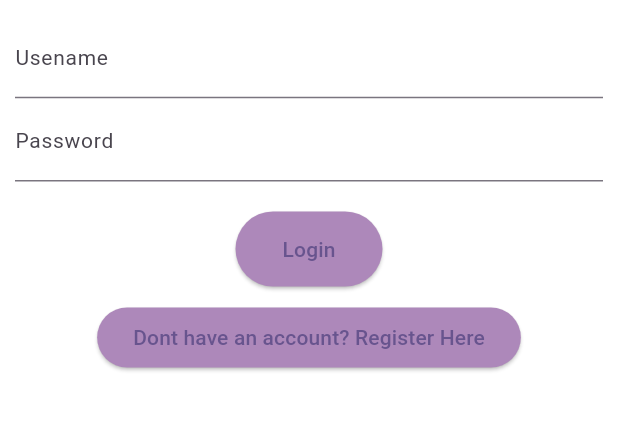
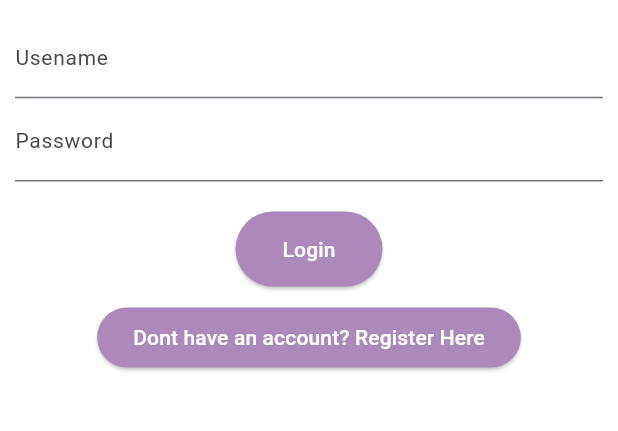
Before and after one commit to samyamwho/team-project, a Flutter app: the screen it shows after launch, on a phone screen of 412 x 824 dp, the part 525-956 px from its top. Run offline on Flutter 3.47's test engine with Material 2 defaults, Android fonts, the phone set to English and light mode, and no system bars; Roboto replaces fonts that are missing (Poppins).

Commit message:
yo feri eak try haneko la

```diff
--- a/lib/AllScreens/login_screen.dart
+++ b/lib/AllScreens/login_screen.dart
@@ -8,7 +8,8 @@ class LoginScreen extends StatelessWidget {
   Widget build(BuildContext context) {
     return Scaffold(
       backgroundColor: Colors.white,
-      body: SingleChildScrollView( // Add SingleChildScrollView here
+      body: SingleChildScrollView(
+        // Add SingleChildScrollView here
         child: Column(
           children: [
             SizedBox(
@@ -56,13 +57,17 @@ class LoginScreen extends StatelessWidget {
                   ),
                   ElevatedButton(
                     style: ButtonStyle(
-                      backgroundColor: MaterialStateProperty.all<Color>(Color(0xFFAD88BA)),
+                      backgroundColor:
+                          MaterialStateProperty.all<Color>(Color(0xFFAD88BA)),
                     ),
                     child: Container(
                       height: 50.0,
                       width: 50.0,
                       child: Center(
-                        child: Text("Login"),
+                        child: Text(
+                          "Login",
+                          style: TextStyle(color: Colors.white),
+                        ),
                       ),
                     ),
                     onPressed: () {
@@ -74,10 +79,14 @@ class LoginScreen extends StatelessWidget {
             ),
             ElevatedButton(
               style: ButtonStyle(
-                      backgroundColor: MaterialStateProperty.all<Color>(Color(0xFFAD88BA)),
-                    ),
+                backgroundColor:
+                    MaterialStateProperty.all<Color>(Color(0xFFAD88BA)),
+              ),
               onPressed: () {},
-              child: Text("Dont have an account? Register Here"),
+              child: Text(
+                "Dont have an account? Register Here",
+                style: TextStyle(color: Colors.white),
+              ),
             )
           ],
         ),
```
